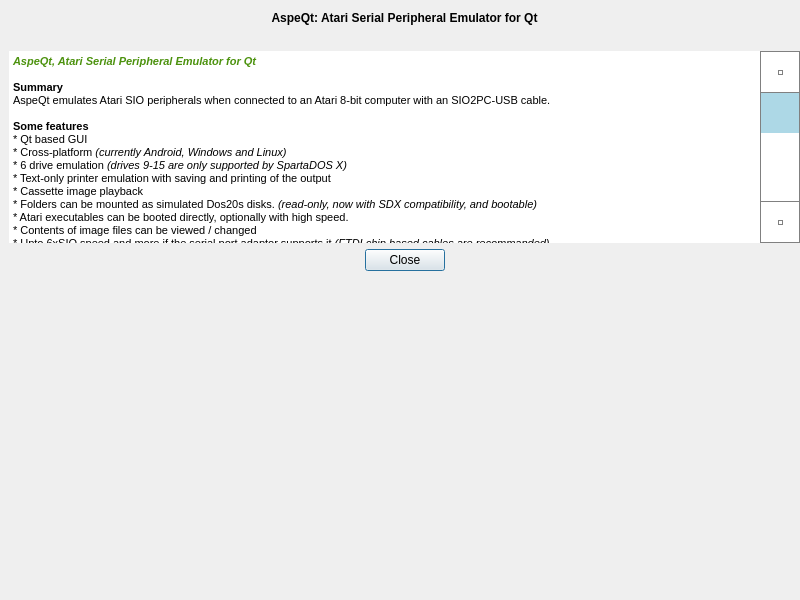
Before: the Qt Designer form aboutdialog.ui in greblus/aspeqt, drawn with Qt 5.
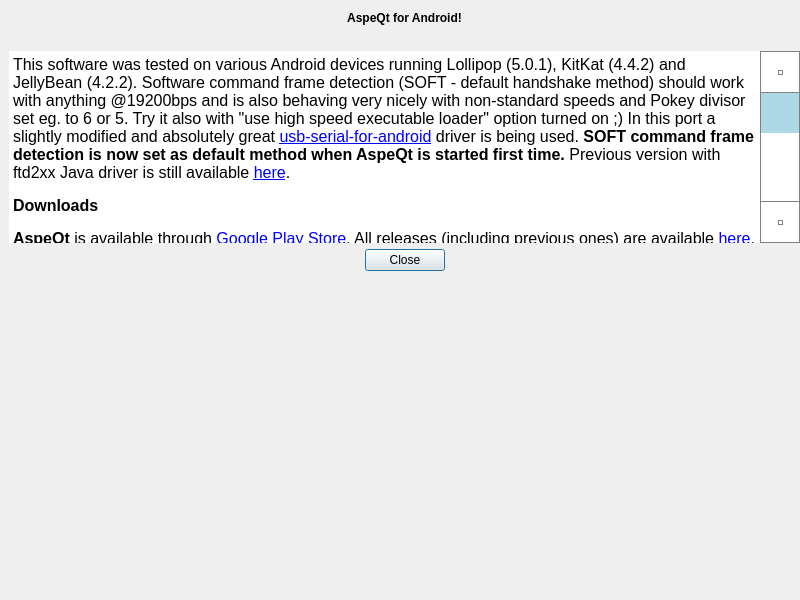
After: the same form once the commit is applied.

Commit message: About and Help dialogs updated. Increased font size.

The edit to the form file:
```diff
--- a/aboutdialog.ui
+++ b/aboutdialog.ui
@@ -41,7 +41,7 @@
       <locale language="English" country="UnitedStates"/>
      </property>
      <property name="text">
-      <string>AspeQt: Atari Serial Peripheral Emulator for Qt</string>
+      <string>AspeQt for Android!</string>
      </property>
      <property name="alignment">
       <set>Qt::AlignCenter</set>
@@ -162,16 +162,30 @@
      </property>
      <property name="html">
       <string>&lt;!DOCTYPE HTML PUBLIC &quot;-//W3C//DTD HTML 4.0//EN&quot; &quot;http://www.w3.org/TR/REC-html40/strict.dtd&quot;&gt;
-&lt;html&gt;&lt;head&gt;&lt;meta name=&quot;qrichtext&quot; content=&quot;1&quot; /&gt;&lt;title&gt;AspeQt&lt;/title&gt;&lt;style type=&quot;text/css&quot;&gt;
+&lt;html&gt;&lt;head&gt;&lt;meta name=&quot;qrichtext&quot; content=&quot;1&quot; /&gt;&lt;style type=&quot;text/css&quot;&gt;
 p, li { white-space: pre-wrap; }
 &lt;/style&gt;&lt;/head&gt;&lt;body style=&quot; font-family:'MS Shell Dlg 2'; font-size:8.25pt; font-weight:400; font-style:normal;&quot;&gt;
-&lt;p style=&quot; margin-top:12px; margin-bottom:12px; margin-left:0px; margin-right:0px; -qt-block-indent:0; text-indent:0px;&quot;&gt;&lt;span style=&quot; font-family:'Arial,Helvetica,sans-serif'; font-weight:600; font-style:italic; color:#4c920e;&quot;&gt;AspeQt, Atari Serial Peripheral Emulator for Qt&lt;/span&gt;&lt;span style=&quot; font-weight:600; font-style:italic; color:#4c920e;&quot;&gt;&lt;br /&gt;&lt;/span&gt;&lt;br /&gt;&lt;span style=&quot; font-family:'Arial,Helvetica,sans-serif'; font-weight:600;&quot;&gt;Summary&lt;/span&gt;&lt;span style=&quot; font-family:'Arial,Helvetica,sans-serif';&quot;&gt;&lt;br /&gt;AspeQt emulates Atari SIO peripherals when connected to an Atari 8-bit computer with an SIO2PC-USB cable.&lt;br /&gt;&lt;br /&gt;&lt;/span&gt;&lt;span style=&quot; font-family:'Arial,Helvetica,sans-serif'; font-weight:600;&quot;&gt;Some features&lt;/span&gt;&lt;span style=&quot; font-family:'Arial,Helvetica,sans-serif';&quot;&gt;&lt;br /&gt;* Qt based GUI &lt;br /&gt;* Cross-platform&lt;/span&gt;&lt;span style=&quot; font-family:'Arial,Helvetica,sans-serif'; font-style:italic;&quot;&gt; (currently Android, Windows and Linux)&lt;/span&gt;&lt;span style=&quot; font-family:'Arial,Helvetica,sans-serif';&quot;&gt;&lt;br /&gt;* 6 drive emulation &lt;/span&gt;&lt;span style=&quot; font-family:'Arial,Helvetica,sans-serif'; font-style:italic;&quot;&gt;(drives 9-15 are only supported by SpartaDOS X)&lt;/span&gt;&lt;span style=&quot; font-family:'Arial,Helvetica,sans-serif';&quot;&gt;&lt;br /&gt;* Text-only printer emulation with saving and printing of the output&lt;br /&gt;* Cassette image playback&lt;br /&gt;* Folders can be mounted as simulated Dos20s disks. &lt;/span&gt;&lt;span style=&quot; font-family:'Arial,Helvetica,sans-serif'; font-style:italic;&quot;&gt;(read-only, now with SDX compatibility, and bootable)&lt;/span&gt;&lt;span style=&quot; font-family:'Arial,Helvetica,sans-serif';&quot;&gt;&lt;br /&gt;* Atari executables can be booted directly, optionally with high speed.&lt;br /&gt;* Contents of image files can be viewed / changed&lt;br /&gt;* Upto 6xSIO speed and more if the serial port adaptor supports it &lt;/span&gt;&lt;span style=&quot; font-family:'Arial,Helvetica,sans-serif'; font-style:italic;&quot;&gt;(FTDI chip based cables are recommanded).&lt;/span&gt;&lt;span style=&quot; font-family:'Arial,Helvetica,sans-serif';&quot;&gt;&lt;br /&gt;* Localization support (Currently for English, German, Polish, Russian, Slovak, Spanish and Turkish)&lt;br /&gt;* Multi-session support&lt;br /&gt;&lt;br /&gt;&lt;/span&gt;&lt;span style=&quot; font-family:'Arial,Helvetica,sans-serif'; font-weight:600;&quot;&gt;License&lt;/span&gt;&lt;span style=&quot; font-family:'Arial,Helvetica,sans-serif';&quot;&gt;&lt;br /&gt;Original code up to version 0.6.0 &lt;/span&gt;&lt;span style=&quot; font-family:'Arial,Helvetica,sans-serif'; font-style:italic;&quot;&gt;Copyright 2009 by Fatih Aygün. &lt;/span&gt;&lt;span style=&quot; font-family:'Arial,Helvetica,sans-serif';&quot;&gt;&lt;br /&gt;Updates since v0.6.0 &lt;/span&gt;&lt;span style=&quot; font-family:'Arial,Helvetica,sans-serif'; font-style:italic;&quot;&gt;Copyright 2012 by Ray Ataergin&lt;/span&gt;&lt;span style=&quot; font-family:'Arial,Helvetica,sans-serif';&quot;&gt; &lt;br /&gt;Android port &lt;/span&gt;&lt;span style=&quot; font-family:'Arial,Helvetica,sans-serif'; font-style:italic;&quot;&gt;by Wiktor Grebla&lt;/span&gt; &lt;/p&gt;
-&lt;p style=&quot; margin-top:12px; margin-bottom:12px; margin-left:0px; margin-right:0px; -qt-block-indent:0; text-indent:0px;&quot;&gt;Sourcecode of this Android version is available on Github:&lt;/p&gt;
-&lt;p style=&quot; margin-top:12px; margin-bottom:12px; margin-left:0px; margin-right:0px; -qt-block-indent:0; text-indent:0px;&quot;&gt;https://github.com/greblus/aspeqt&lt;/p&gt;
-&lt;p style=&quot; margin-top:12px; margin-bottom:12px; margin-left:0px; margin-right:0px; -qt-block-indent:0; text-indent:0px;&quot;&gt;&lt;span style=&quot; font-family:'Arial,Helvetica,sans-serif';&quot;&gt;You can freely copy, use, modify and distribute AspeQt under the GPL 2.0 license. Please see license.txt for details.&lt;/span&gt; &lt;/p&gt;
-&lt;p style=&quot; margin-top:12px; margin-bottom:12px; margin-left:0px; margin-right:0px; -qt-block-indent:0; text-indent:0px;&quot;&gt;&lt;span style=&quot; font-family:'Arial,Helvetica,sans-serif';&quot;&gt;Qt libraries: &lt;/span&gt;&lt;span style=&quot; font-family:'Arial,Helvetica,sans-serif'; font-style:italic;&quot;&gt;Copyright &lt;/span&gt;&lt;span style=&quot; font-family:'Arial,Helvetica,sans-serif';&quot;&gt;The Qt Company. Used in this package under LGPL 2.0 license.&lt;br /&gt;&lt;br /&gt;Silk Icons: &lt;/span&gt;&lt;span style=&quot; font-family:'Arial,Helvetica,sans-serif'; font-style:italic;&quot;&gt;Copyright &lt;/span&gt;&lt;a href=&quot;www.famfamfam.com&quot;&gt;&lt;span style=&quot; font-family:'Arial,Helvetica,sans-serif'; font-style:italic; text-decoration: underline; color:#0000ff;&quot;&gt;Mark James&lt;/span&gt;&lt;/a&gt;&lt;span style=&quot; font-family:'Arial,Helvetica,sans-serif'; font-style:italic;&quot;&gt;.&lt;/span&gt;&lt;span style=&quot; font-family:'Arial,Helvetica,sans-serif';&quot;&gt; Used in this package under Creative Commons Attribution 3.0 license.&lt;br /&gt;&lt;br /&gt;Additional Icons by &lt;/span&gt;&lt;a href=&quot;http://www.oxygen-icons.org/&quot;&gt;&lt;span style=&quot; font-family:'Arial,Helvetica,sans-serif'; font-style:italic; text-decoration: underline; color:#0000ff;&quot;&gt;Oxygen Team&lt;/span&gt;&lt;/a&gt;&lt;span style=&quot; font-family:'Arial,Helvetica,sans-serif';&quot;&gt;. Used in this package under Creative Commons Attribution-ShareAlike 3.0 license.&lt;br /&gt;&lt;br /&gt;High speed code used in the EXE loader &lt;/span&gt;&lt;span style=&quot; font-family:'Arial,Helvetica,sans-serif'; font-style:italic;&quot;&gt;Copyright &lt;/span&gt;&lt;a href=&quot;http://www.horus.com/~hias/atari/&quot;&gt;&lt;span style=&quot; font-family:'Arial,Helvetica,sans-serif'; font-style:italic; text-decoration: underline; color:#0000ff;&quot;&gt;Matthias Reichl.&lt;/span&gt;&lt;/a&gt;&lt;span style=&quot; font-family:'Arial,Helvetica,sans-serif';&quot;&gt; Used in this package under GPL 2.0 license.&lt;br /&gt;&lt;br /&gt;Atascii Fonts by &lt;/span&gt;&lt;a href=&quot;http://members.bitstream.net/~marksim/atarimac&quot;&gt;&lt;span style=&quot; font-family:'Arial,Helvetica,sans-serif'; font-style:italic; text-decoration: underline; color:#0000ff;&quot;&gt;Mark Simonson&lt;/span&gt;&lt;/a&gt;&lt;span style=&quot; font-family:'Arial,Helvetica,sans-serif';&quot;&gt;. Used in this package under Freeware License.&lt;/span&gt;&lt;br /&gt;&lt;br /&gt;&lt;span style=&quot; font-family:'Arial,Helvetica,sans-serif'; font-weight:600; font-style:italic;&quot;&gt;DOS files distributed with AspeQt&lt;/span&gt;&lt;span style=&quot; font-family:'Arial,Helvetica,sans-serif'; font-style:italic;&quot;&gt; are copyright of their respective owners. &lt;/span&gt;&lt;/p&gt;
-&lt;p style=&quot; margin-top:12px; margin-bottom:12px; margin-left:0px; margin-right:0px; -qt-block-indent:0; text-indent:0px;&quot;&gt;&lt;span style=&quot; font-family:'Arial,Helvetica,sans-serif'; font-weight:600;&quot;&gt;Contact&lt;/span&gt;&lt;span style=&quot; font-family:'Arial,Helvetica,sans-serif';&quot;&gt;&lt;br /&gt;Wiktor Grebla: greblus@gmail.com&lt;/span&gt;&lt;/p&gt;
-&lt;p style=&quot; margin-top:12px; margin-bottom:12px; margin-left:0px; margin-right:0px; -qt-block-indent:0; text-indent:0px;&quot;&gt;&lt;span style=&quot; font-family:'Arial,Helvetica,sans-serif'; font-weight:600;&quot;&gt;Hardware&lt;/span&gt;&lt;span style=&quot; font-family:'Arial,Helvetica,sans-serif';&quot;&gt;&lt;br /&gt;For SIO2PC-USB hardware purchase visit Lotharek's store: &lt;br /&gt;http://lotharek.pl/product.php?pid=98&lt;br /&gt;&lt;/span&gt;&lt;/p&gt;&lt;/body&gt;&lt;/html&gt;</string>
+&lt;p style=&quot; margin-top:0px; margin-bottom:0px; margin-left:0px; margin-right:0px; -qt-block-indent:0; text-indent:0px;&quot;&gt;&lt;span style=&quot; font-size:12pt;&quot;&gt;This software was tested on various Android devices running Lollipop (5.0.1), KitKat (4.4.2) and JellyBean (4.2.2). Software command frame detection (SOFT - default handshake method) should work with anything @19200bps and is also behaving very nicely with non-standard speeds and Pokey divisor set eg. to 6 or 5. Try it also with &amp;quot;use high speed executable loader&amp;quot; option turned on ;) In this port a slightly modified and absolutely great &lt;/span&gt;&lt;a href=&quot;https://github.com/greblus/usb-serial-for-android&quot;&gt;&lt;span style=&quot; font-size:12pt; text-decoration: underline; color:#0000ff;&quot;&gt;usb-serial-for-android&lt;/span&gt;&lt;/a&gt;&lt;span style=&quot; font-size:12pt;&quot;&gt; driver is being used. &lt;/span&gt;&lt;span style=&quot; font-size:12pt; font-weight:600;&quot;&gt;SOFT command frame detection is now set as default method when AspeQt is started first time.&lt;/span&gt;&lt;span style=&quot; font-size:12pt;&quot;&gt; Previous version with ftd2xx Java driver is still available &lt;/span&gt;&lt;a href=&quot;https://github.com/greblus/aspeqt/tree/ftd2xx&quot;&gt;&lt;span style=&quot; font-size:12pt; text-decoration: underline; color:#0000ff;&quot;&gt;here&lt;/span&gt;&lt;/a&gt;&lt;span style=&quot; font-size:12pt;&quot;&gt;. &lt;/span&gt;&lt;/p&gt;
+&lt;p style=&quot; margin-top:14px; margin-bottom:12px; margin-left:0px; margin-right:0px; -qt-block-indent:0; text-indent:0px;&quot;&gt;&lt;span style=&quot; font-size:12pt; font-weight:600;&quot;&gt;Downloads&lt;/span&gt;&lt;span style=&quot; font-size:12pt;&quot;&gt; &lt;/span&gt;&lt;/p&gt;
+&lt;p style=&quot; margin-top:14px; margin-bottom:12px; margin-left:0px; margin-right:0px; -qt-block-indent:0; text-indent:0px;&quot;&gt;&lt;span style=&quot; font-size:12pt; font-weight:600;&quot;&gt;AspeQt&lt;/span&gt;&lt;span style=&quot; font-size:12pt;&quot;&gt; is available through &lt;/span&gt;&lt;a href=&quot;https://play.google.com/store/search?q=aspeqt&quot;&gt;&lt;span style=&quot; font-size:12pt; text-decoration: underline; color:#0000ff;&quot;&gt;Google Play Store&lt;/span&gt;&lt;/a&gt;&lt;span style=&quot; font-size:12pt;&quot;&gt;. All releases (including previous ones) are available &lt;/span&gt;&lt;a href=&quot;https://github.com/greblus/aspeqt/releases&quot;&gt;&lt;span style=&quot; font-size:12pt; text-decoration: underline; color:#0000ff;&quot;&gt;here&lt;/span&gt;&lt;/a&gt;&lt;span style=&quot; font-size:12pt;&quot;&gt;. &lt;/span&gt;&lt;span style=&quot; font-size:12pt; font-weight:600;&quot;&gt;Lastest compiled apk&lt;/span&gt;&lt;span style=&quot; font-size:12pt;&quot;&gt; is always &lt;/span&gt;&lt;a href=&quot;https://github.com/greblus/aspeqt/raw/android/android/apk/aspeqt.apk&quot;&gt;&lt;span style=&quot; font-size:12pt; text-decoration: underline; color:#0000ff;&quot;&gt;here&lt;/span&gt;&lt;/a&gt;&lt;span style=&quot; font-size:12pt;&quot;&gt;. And of course all apk files which were uploaded to android/apk can be found in the repo (there is a &amp;quot;Browse Files&amp;quot; button which will show you a snapshot of the repository at a time of the particular commit). What doesn't work yet? Loading atr files stalls occassionally in DSR handshaking mode. Haven't noticed it in SOFT mode. Hopefully Will fix it soon. &lt;/span&gt;&lt;/p&gt;
+&lt;p style=&quot; margin-top:14px; margin-bottom:12px; margin-left:0px; margin-right:0px; -qt-block-indent:0; text-indent:0px;&quot;&gt;&lt;span style=&quot; font-size:12pt; font-weight:600;&quot;&gt;What's necessary to use it:&lt;/span&gt;&lt;span style=&quot; font-size:12pt;&quot;&gt; &lt;/span&gt;&lt;/p&gt;
+&lt;ul style=&quot;margin-top: 0px; margin-bottom: 0px; margin-left: 0px; margin-right: 0px; -qt-list-indent: 1;&quot;&gt;&lt;li style=&quot; font-size:12pt;&quot; style=&quot; margin-top:12px; margin-bottom:0px; margin-left:0px; margin-right:0px; -qt-block-indent:0; text-indent:0px;&quot;&gt;Android device with USB Host Support. Check USB Host Support with this tool. &lt;/li&gt;
+&lt;li style=&quot; font-size:12pt;&quot; style=&quot; margin-top:0px; margin-bottom:0px; margin-left:0px; margin-right:0px; -qt-block-indent:0; text-indent:0px;&quot;&gt;OTG cable. &lt;/li&gt;
+&lt;li style=&quot; font-size:12pt;&quot; style=&quot; margin-top:0px; margin-bottom:0px; margin-left:0px; margin-right:0px; -qt-block-indent:0; text-indent:0px;&quot;&gt;Sio2PC-USB converter. I recommend &lt;a href=&quot;http://lotharek.pl/product.php?pid=98&quot;&gt;&lt;span style=&quot; text-decoration: underline; color:#0000ff;&quot;&gt;this one made by Lotharek&lt;/span&gt;&lt;/a&gt;.&lt;/li&gt;
+&lt;li style=&quot; font-size:12pt;&quot; style=&quot; margin-top:0px; margin-bottom:0px; margin-left:0px; margin-right:0px; -qt-block-indent:0; text-indent:0px;&quot;&gt;AspeQt for Android should work on anything starting from 3.1. I've tested it on Lark FreeMe 8&amp;quot; Android 4.2.2 tablet, Kazam 345 &amp;amp; Kazam Tornado phones with KitKat 4.4, Lenovo Tab 2 A10-70L and Lenovo Tab 2 A7 tablets with Lollipop 5.0.1&lt;/li&gt;
+&lt;li style=&quot; font-size:12pt;&quot; style=&quot; margin-top:0px; margin-bottom:0px; margin-left:0px; margin-right:0px; -qt-block-indent:0; text-indent:0px;&quot;&gt;&lt;span style=&quot; font-weight:600;&quot;&gt;No root necessary.&lt;/span&gt;&lt;/li&gt;
+&lt;li style=&quot; font-size:12pt;&quot; style=&quot; margin-top:0px; margin-bottom:0px; margin-left:0px; margin-right:0px; -qt-block-indent:0; text-indent:0px;&quot;&gt;&lt;span style=&quot; font-weight:600;&quot;&gt;No drivers necessary.&lt;/span&gt; usb-serial-for-android java driver is in the package.&lt;/li&gt;
+&lt;li style=&quot; font-size:12pt;&quot; style=&quot; margin-top:0px; margin-bottom:12px; margin-left:0px; margin-right:0px; -qt-block-indent:0; text-indent:0px;&quot;&gt;After you connect the SIO2PC-USB to your Android device it'll automatically launch AspeQt. If you have SIO2PC-USB from Lotharek, select SOFT or DSR flow control method and set speed to 19200bps first, to see if it works at all. Feel free to experiment with higher speeds and Pokey divisors (HiSpeed OS, SDX or Qmeg is required for fast SIO routines).&lt;/li&gt;&lt;/ul&gt;
+&lt;p style=&quot; margin-top:0px; margin-bottom:0px; margin-left:0px; margin-right:0px; -qt-block-indent:0; text-indent:0px;&quot;&gt;&lt;span style=&quot; font-size:12pt;&quot;&gt;Alternatively (on an unmodified Atari) it's enough to mount the folder with xex files and copy these two files: $boot.bin and picodos.sys which can be dowloaded &lt;/span&gt;&lt;a href=&quot;https://github.com/greblus/aspeqt/tree/android/%24bootpic&quot;&gt;&lt;span style=&quot; font-size:12pt; text-decoration: underline; color:#0000ff;&quot;&gt;from here&lt;/span&gt;&lt;/a&gt;&lt;span style=&quot; font-size:12pt;&quot;&gt;. This way all xex files, e.g. just downloaded from the internet on your mobile or tablet) to some mounted folder eg. Download/Atari can be nicely loaded in high speed using MyPicoDos. All you have to do is to boot your Atari from this folder. Speed greatly depends on your CPU possibilities and I/O performance, but Pokey divisor 6 works nicely on dual core 1.2GHz RK3066. &lt;/span&gt;&lt;/p&gt;
+&lt;p style=&quot; margin-top:14px; margin-bottom:12px; margin-left:0px; margin-right:0px; -qt-block-indent:0; text-indent:0px;&quot;&gt;&lt;a href=&quot;https://www.youtube.com/watch?v=GEkwZM_Cr_M&amp;amp;list=PL_0_k9JuZLPiox8zAklF3qvG3SbsZ08g8&quot;&gt;&lt;span style=&quot; font-size:12pt; font-weight:600; text-decoration: underline; color:#0000ff;&quot;&gt;Videos of AspeQt on Android&lt;/span&gt;&lt;/a&gt;&lt;span style=&quot; font-size:12pt;&quot;&gt; &lt;/span&gt;&lt;/p&gt;
+&lt;p style=&quot; margin-top:14px; margin-bottom:12px; margin-left:0px; margin-right:0px; -qt-block-indent:0; text-indent:0px;&quot;&gt;&lt;span style=&quot; font-size:12pt; font-weight:600;&quot;&gt;Summary&lt;/span&gt;&lt;/p&gt;
+&lt;p style=&quot; margin-top:0px; margin-bottom:0px; margin-left:0px; margin-right:0px; -qt-block-indent:0; text-indent:0px;&quot;&gt;&lt;span style=&quot; font-size:12pt;&quot;&gt;AspeQt emulates Atari SIO peripherals when connected to an Atari 8-bit computer with an SIO2PC cable. In that respect it's similar to programs like APE and Atari810. The main difference is that it's free (unlike APE) and it's cross-platform (unlike Atari810 and APE). &lt;/span&gt;&lt;/p&gt;
+&lt;p style=&quot; margin-top:14px; margin-bottom:12px; margin-left:0px; margin-right:0px; -qt-block-indent:0; text-indent:0px;&quot;&gt;&lt;span style=&quot; font-size:12pt; font-weight:600;&quot;&gt;License (see license.txt file for more details)&lt;/span&gt;&lt;/p&gt;
+&lt;p style=&quot; margin-top:0px; margin-bottom:0px; margin-left:0px; margin-right:0px; -qt-block-indent:0; text-indent:0px;&quot;&gt;&lt;span style=&quot; font-size:12pt;&quot;&gt;Original code up to version 0.6.0 Copyright 2009 by Fatih Aygün.&lt;br /&gt;Updates since v0.6.0 Copyright 2012 by Ray Ataergin.&lt;br /&gt;Android port of aspeqt-1.0.0.Preview_6 by Wiktor Grebla.&lt;br /&gt;You can freely copy, use, modify and distribute it under the GPL 2.0 license. Please see license.txt for details. &lt;br /&gt;Qt libraries: Copyright by The Qt Company. &lt;br /&gt;usb-serial-for-Android with support for FTDI chips is based &lt;/span&gt;&lt;a href=&quot;https://github.com/mik3y/usb-serial-for-android&quot;&gt;&lt;span style=&quot; font-size:12pt; text-decoration: underline; color:#0000ff;&quot;&gt;on this project&lt;/span&gt;&lt;/a&gt;&lt;span style=&quot; font-size:12pt;&quot;&gt;. &lt;br /&gt;&lt;/span&gt;&lt;a href=&quot;http://tango.freedesktop.org/Tango_Icon_Library&quot;&gt;&lt;span style=&quot; font-size:12pt; text-decoration: underline; color:#0000ff;&quot;&gt;Tango Icons&lt;/span&gt;&lt;/a&gt;&lt;span style=&quot; font-size:12pt;&quot;&gt;. &lt;br /&gt;High speed code used in the EXE loader was written by Matthias Reichl &lt;/span&gt;&lt;a href=&quot;mailto:hias@horus.com&quot;&gt;&lt;span style=&quot; font-size:12pt; text-decoration: underline; color:#0000ff;&quot;&gt;hias@horus.com&lt;/span&gt;&lt;/a&gt;&lt;span style=&quot; font-size:12pt;&quot;&gt;. &lt;br /&gt;&lt;/span&gt;&lt;a href=&quot;http://www.scorchworks.com/Blog/simple-file-dialog-for-android-applications/&quot;&gt;&lt;span style=&quot; font-size:12pt; text-decoration: underline; color:#0000ff;&quot;&gt;Simple Filedialog for Android.&lt;/span&gt;&lt;/a&gt;&lt;span style=&quot; font-size:12pt;&quot;&gt; &lt;br /&gt;&lt;/span&gt;&lt;/p&gt;
+&lt;p style=&quot; margin-top:14px; margin-bottom:12px; margin-left:0px; margin-right:0px; -qt-block-indent:0; text-indent:0px;&quot;&gt;&lt;span style=&quot; font-size:12pt; font-weight:600;&quot;&gt;Questions about this Android port? &lt;/span&gt;&lt;/p&gt;
+&lt;p style=&quot; margin-top:0px; margin-bottom:0px; margin-left:0px; margin-right:0px; -qt-block-indent:0; text-indent:0px;&quot;&gt;&lt;span style=&quot; font-size:12pt;&quot;&gt;Wiktor Grebla: &lt;/span&gt;&lt;a href=&quot;mailto:greblus@gmail.com&quot;&gt;&lt;span style=&quot; font-size:12pt; text-decoration: underline; color:#0000ff;&quot;&gt;greblus@gmail.com&lt;/span&gt;&lt;/a&gt;&lt;span style=&quot; font-size:12pt;&quot;&gt; &lt;/span&gt;&lt;/p&gt;
+&lt;p style=&quot; margin-top:14px; margin-bottom:12px; margin-left:0px; margin-right:0px; -qt-block-indent:0; text-indent:0px;&quot;&gt;&lt;span style=&quot; font-size:12pt; font-weight:600;&quot;&gt;SIO2PC-USB adapters:&lt;/span&gt;&lt;/p&gt;
+&lt;p style=&quot; margin-top:0px; margin-bottom:0px; margin-left:0px; margin-right:0px; -qt-block-indent:0; text-indent:0px;&quot;&gt;&lt;span style=&quot; font-size:12pt;&quot;&gt;For SIO2PC-USB hardware purchase visit: &lt;/span&gt;&lt;a href=&quot;www.lotharek.pl&quot;&gt;&lt;span style=&quot; font-size:12pt; text-decoration: underline; color:#0000ff;&quot;&gt;www.lotharek.pl&lt;/span&gt;&lt;/a&gt;&lt;span style=&quot; font-size:12pt;&quot;&gt; or: &lt;/span&gt;&lt;a href=&quot;http://www.atari8warez.com/&quot;&gt;&lt;span style=&quot; font-size:12pt; text-decoration: underline; color:#0000ff;&quot;&gt;http://www.atari8warez.com/&lt;/span&gt;&lt;/a&gt;&lt;span style=&quot; font-size:12pt;&quot;&gt; &lt;/span&gt;&lt;/p&gt;&lt;/body&gt;&lt;/html&gt;</string>
      </property>
      <property name="textInteractionFlags">
       <set>Qt::LinksAccessibleByKeyboard|Qt::LinksAccessibleByMouse</set>
```
The commit also changes 5 other files.
